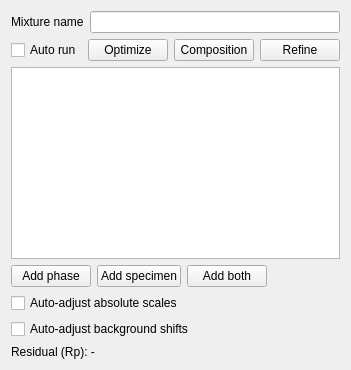
Qt form src/mudlab/ui/edit_mixture.ui (Parthasarathi-Ghosh/MudLab2) before a commit.
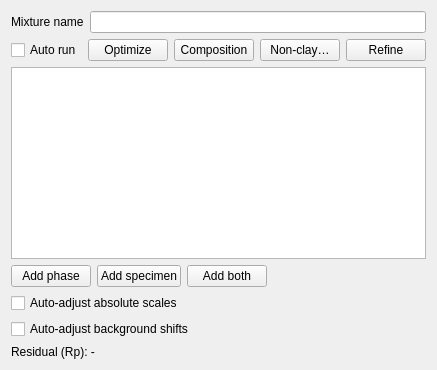
The same form after that commit.

Commit message: Wire the non-clay feature via one fenced seam (experimental, Slice 3)

What changed in the file:
```diff
--- a/src/mudlab/ui/edit_mixture.ui
+++ b/src/mudlab/ui/edit_mixture.ui
@@ -62,6 +62,16 @@
        </property>
       </widget>
      </item>
+     <item>
+      <widget class="QPushButton" name="btn_nonclay">
+       <property name="toolTip">
+        <string>Estimate non-clay minerals (e.g. quartz) from the clay-subtracted residual (experimental).</string>
+       </property>
+       <property name="text">
+        <string>Non-clay&#8230;</string>
+       </property>
+      </widget>
+     </item>
      <item>
       <widget class="QPushButton" name="btn_refine">
        <property name="toolTip">
```
The commit also changes 4 other files.
